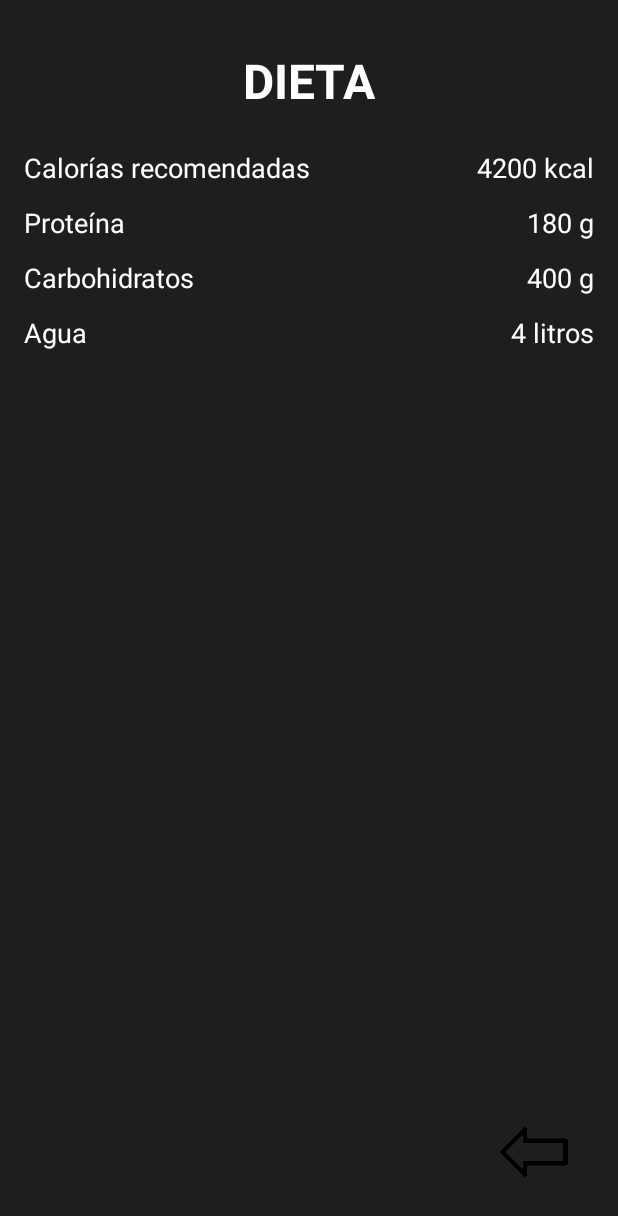
After one commit to Paucasasmunyoz/AlphaTrain, an Android app: the layout activity_diet.xml on its own in the app's theme, with its tools: preview values and no code run, on a phone screen of 412 x 824 dp. The commit adds this screen. Shown: the top 1216 px of the screen. Run offline under Robolectric (Android 15) with nearby library versions, the phone set to English and light mode, and no system bars.

Commit message:
plana principal

```diff
--- a/app/src/main/AndroidManifest.xml
+++ b/app/src/main/AndroidManifest.xml
@@ -13,6 +13,9 @@
         android:supportsRtl="true"
         android:theme="@style/Theme.AlphaTrain"
         tools:targetApi="31">
+        <activity
+            android:name=".DietActivity"
+            android:exported="false" />
         <activity
             android:name=".MainPageActivity"
             android:exported="false" />
--- /dev/null
+++ b/app/src/main/res/layout/activity_diet.xml
@@ -0,0 +1,134 @@
+<?xml version="1.0" encoding="utf-8"?>
+<RelativeLayout xmlns:android="http://schemas.android.com/apk/res/android"
+    android:layout_width="match_parent"
+    android:layout_height="match_parent"
+    android:background="#1E1E1E"
+    android:padding="16dp">
+
+    <LinearLayout
+        android:id="@+id/dietInfoLayout"
+        android:layout_width="match_parent"
+        android:layout_height="wrap_content"
+        android:orientation="vertical">
+
+        <TextView
+            android:layout_width="wrap_content"
+            android:layout_height="wrap_content"
+            android:text="DIETA"
+            android:textSize="32sp"
+            android:textStyle="bold"
+            android:textColor="@android:color/white"
+            android:layout_gravity="center_horizontal"
+            android:layout_marginTop="16dp"
+            android:layout_marginBottom="24dp" />
+
+        <LinearLayout
+            android:layout_width="match_parent"
+            android:layout_height="wrap_content"
+            android:orientation="horizontal"
+            android:layout_marginBottom="12dp">
+
+            <TextView
+                android:layout_width="0dp"
+                android:layout_height="wrap_content"
+                android:layout_weight="1"
+                android:text="Calorías recomendadas"
+                android:textSize="18sp"
+                android:textColor="@android:color/white" />
+
+            <TextView
+                android:id="@+id/caloriesTextView"
+                android:layout_width="wrap_content"
+                android:layout_height="wrap_content"
+                android:text="4200 kcal"
+                android:textSize="18sp"
+                android:textColor="@android:color/white" />
+
+        </LinearLayout>
+
+        <LinearLayout
+            android:layout_width="match_parent"
+            android:layout_height="wrap_content"
+            android:orientation="horizontal"
+            android:layout_marginBottom="12dp">
+
+            <TextView
+                android:layout_width="0dp"
+                android:layout_height="wrap_content"
+                android:layout_weight="1"
+                android:text="Proteína"
+                android:textSize="18sp"
+                android:textColor="@android:color/white" />
+
+            <TextView
+                android:id="@+id/proteinTextView"
+                android:layout_width="wrap_content"
+                android:layout_height="wrap_content"
+                android:text="180 g"
+                android:textSize="18sp"
+                android:textColor="@android:color/white" />
+
+        </LinearLayout>
+
+        <LinearLayout
+            android:layout_width="match_parent"
+            android:layout_height="wrap_content"
+            android:orientation="horizontal"
+            android:layout_marginBottom="12dp">
+
+            <TextView
+                android:layout_width="0dp"
+                android:layout_height="wrap_content"
+                android:layout_weight="1"
+                android:text="Carbohidratos"
+                android:textSize="18sp"
+                android:textColor="@android:color/white" />
+
+            <TextView
+                android:id="@+id/carbsTextView"
+                android:layout_width="wrap_content"
+                android:layout_height="wrap_content"
+                android:text="400 g"
+                android:textSize="18sp"
+                android:textColor="@android:color/white" />
+
+        </LinearLayout>
+
+        <LinearLayout
+            android:layout_width="match_parent"
+            android:layout_height="wrap_content"
+            android:orientation="horizontal">
+
+            <TextView
+                android:layout_width="0dp"
+                android:layout_height="wrap_content"
+                android:layout_weight="1"
+                android:text="Agua"
+                android:textSize="18sp"
+                android:textColor="@android:color/white" />
+
+            <TextView
+                android:id="@+id/waterTextView"
+                android:layout_width="wrap_content"
+                android:layout_height="wrap_content"
+                android:text="4 litros"
+                android:textSize="18sp"
+                android:textColor="@android:color/white" />
+
+        </LinearLayout>
+
+    </LinearLayout>
+
+    <ImageView
+        android:id="@+id/backButton"
+        android:layout_width="48dp"
+        android:layout_height="48dp"
+        android:src="@drawable/ic_arrow_back"
+        android:layout_alignParentBottom="true"
+        android:layout_alignParentEnd="true"
+        android:layout_marginBottom="16dp"
+        android:layout_marginEnd="16dp"
+        android:clickable="true"
+        android:focusable="true" />
+
+</RelativeLayout>
```
Also changed, not shown: app/src/main/java/com/pcmdam/alphatrain/MainPage.kt (+41 -19 lines), app/src/main/java/com/pcmdam/alphatrain/diet.kt (added, +35 -0 lines), app/src/main/res/layout/activity_main_page.xml (+90 -74 lines), app/src/main/res/drawable/ic_arrow_back.png (added), app/src/main/res/drawable/ic_settings.png (added), app/src/main/res/drawable/mp.png (added).
